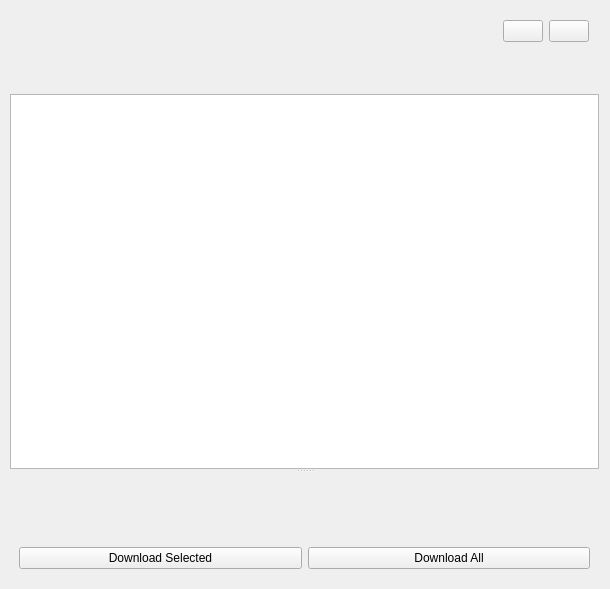
Old version of the form sVanilla/src/ClientUi/VideoList/VideoWidget.ui in the repository WangPengZhan/sVanilla.
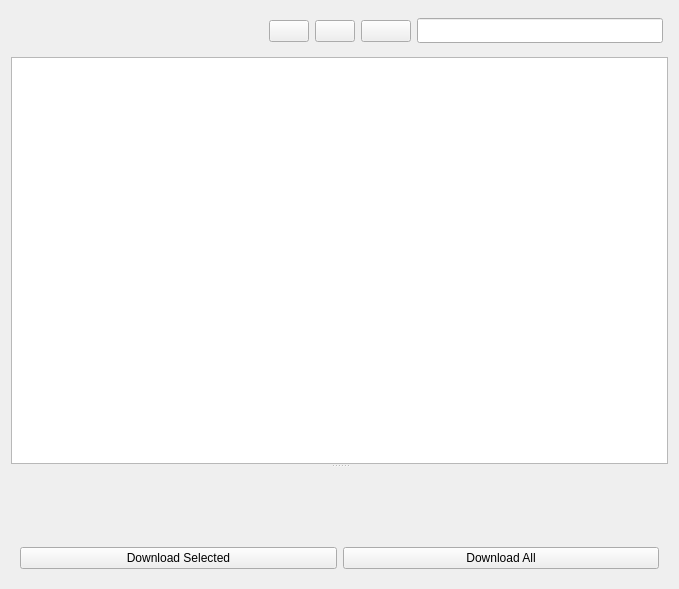
New version of the form. Icons and pictures are not drawn. Custom widgets are drawn as their Qt base class.

```diff
--- a/sVanilla/src/ClientUi/VideoList/VideoWidget.ui
+++ b/sVanilla/src/ClientUi/VideoList/VideoWidget.ui
@@ -6,79 +6,11 @@
    <rect>
     <x>0</x>
     <y>0</y>
-    <width>610</width>
+    <width>679</width>
     <height>589</height>
    </rect>
   </property>
   <layout class="QVBoxLayout" name="verticalLayout">
-   <property name="leftMargin">
-    <number>10</number>
-   </property>
-   <property name="topMargin">
-    <number>10</number>
-   </property>
-   <item>
-    <widget class="QWidget" name="widget" native="true">
-     <layout class="QHBoxLayout" name="horizontalLayout_3">
-      <property name="leftMargin">
-       <number>10</number>
-      </property>
-      <property name="topMargin">
-       <number>10</number>
-      </property>
-      <property name="rightMargin">
-       <number>10</number>
-      </property>
-      <property name="bottomMargin">
-       <number>5</number>
-      </property>
-      <item>
-       <widget class="::SearchLineEdit" name="lineEditSearch" native="true">
-        <property name="sizePolicy">
-         <sizepolicy hsizetype="Expanding" vsizetype="Fixed">
-          <horstretch>0</horstretch>
-          <verstretch>0</verstretch>
-         </sizepolicy>
-        </property>
-        <property name="minimumSize">
-         <size>
-          <width>400</width>
-          <height>20</height>
-         </size>
-        </property>
-       </widget>
-      </item>
-      <item>
-       <widget class="QPushButton" name="btnClipboard">
-        <property name="text">
-         <string/>
-        </property>
-        <property name="icon">
-         <iconset resource="../../../resource/sVanilla.qrc">
-          <normaloff>:/icon/home/clipboard.svg</normaloff>:/icon/home/clipboard.svg</iconset>
-        </property>
-        <property name="_vanillaStyle_Patch" stdset="0">
-         <string>CleanButtonPatch</string>
-        </property>
-       </widget>
-      </item>
-      <item>
-       <widget class="QPushButton" name="btnHistory">
-        <property name="text">
-         <string/>
-        </property>
-        <property name="icon">
-         <iconset resource="../../../resource/sVanilla.qrc">
-          <normaloff>:/icon/home/history.svg</normaloff>:/icon/home/history.svg</iconset>
-        </property>
-        <property name="_vanillaStyle_Patch" stdset="0">
-         <string>CleanButtonPatch</string>
-        </property>
-       </widget>
-      </item>
-     </layout>
-    </widget>
-   </item>
    <item>
     <widget class="QWidget" name="switchBtnWidget" native="true">
      <property name="sizePolicy">
@@ -87,18 +19,27 @@
        <verstretch>0</verstretch>
       </sizepolicy>
      </property>
+     <property name="minimumSize">
+      <size>
+       <width>0</width>
+       <height>40</height>
+      </size>
+     </property>
+     <property name="maximumSize">
+      <size>
+       <width>16777215</width>
+       <height>40</height>
+      </size>
+     </property>
      <layout class="QHBoxLayout" name="horizontalLayout_2">
-      <property name="spacing">
-       <number>10</number>
-      </property>
       <property name="leftMargin">
-       <number>10</number>
+       <number>5</number>
       </property>
       <property name="topMargin">
-       <number>10</number>
+       <number>5</number>
       </property>
       <property name="rightMargin">
-       <number>0</number>
+       <number>5</number>
       </property>
       <property name="bottomMargin">
        <number>5</number>
@@ -106,20 +47,10 @@
       <item>
        <widget class="Vanilla::ToggleButton" name="btnSwitch" native="true"/>
       </item>
-      <item>
-       <widget class="DownloadCount" name="widgetDownloadCount" native="true"/>
-      </item>
-      <item>
-       <widget class="QLabel" name="labelPlaylistTitle">
-        <property name="text">
-         <string/>
-        </property>
-       </widget>
-      </item>
       <item>
        <spacer name="horizontalSpacer">
         <property name="orientation">
-         <enum>Qt::Orientation::Horizontal</enum>
+         <enum>Qt::Horizontal</enum>
         </property>
         <property name="sizeHint" stdset="0">
          <size>
@@ -129,6 +60,76 @@
         </property>
        </spacer>
       </item>
+      <item>
+       <widget class="QPushButton" name="btnHistory">
+        <property name="text">
+         <string/>
+        </property>
+        <property name="icon">
+         <iconset resource="../../../resource/sVanilla.qrc">
+          <normaloff>:/icon/home/history.svg</normaloff>:/icon/home/history.svg</iconset>
+        </property>
+        <property name="_vanillaStyle_Patch" stdset="0">
+         <string>CleanButtonPatch</string>
+        </property>
+       </widget>
+      </item>
+      <item>
+       <widget class="QPushButton" name="btnClipboard">
+        <property name="text">
+         <string/>
+        </property>
+        <property name="icon">
+         <iconset resource="../../../resource/sVanilla.qrc">
+          <normaloff>:/icon/home/clipboard.svg</normaloff>:/icon/home/clipboard.svg</iconset>
+        </property>
+        <property name="_vanillaStyle_Patch" stdset="0">
+         <string>CleanButtonPatch</string>
+        </property>
+       </widget>
+      </item>
+      <item>
+       <widget class="QPushButton" name="btnAddLink">
+        <property name="minimumSize">
+         <size>
+          <width>50</width>
+          <height>0</height>
+         </size>
+        </property>
+        <property name="text">
+         <string/>
+        </property>
+        <property name="icon">
+         <iconset resource="../../../resource/sVanilla.qrc">
+          <normaloff>:/icon/video/addlink.svg</normaloff>:/icon/video/addlink.svg</iconset>
+        </property>
+        <property name="_vanillaStyle_Patch" stdset="0">
+         <string>CustomIconColorButtonPatch</string>
+        </property>
+       </widget>
+      </item>
+      <item>
+       <widget class="::SearchLineEdit" name="lineEditSearch">
+        <property name="sizePolicy">
+         <sizepolicy hsizetype="MinimumExpanding" vsizetype="Fixed">
+          <horstretch>0</horstretch>
+          <verstretch>0</verstretch>
+         </sizepolicy>
+        </property>
+        <property name="minimumSize">
+         <size>
+          <width>100</width>
+          <height>25</height>
+         </size>
+        </property>
+        <property name="maximumSize">
+         <size>
+          <width>16777215</width>
+          <height>25</height>
+         </size>
+        </property>
+       </widget>
+      </item>
      </layout>
     </widget>
    </item>
@@ -151,38 +152,38 @@
        </sizepolicy>
       </property>
       <property name="orientation">
-       <enum>Qt::Orientation::Vertical</enum>
+       <enum>Qt::Vertical</enum>
       </property>
       <widget class="::VideoGridWidget" name="videoGridWidget">
        <property name="sizePolicy">
-        <sizepolicy hsizetype="Preferred" vsizetype="Preferred">
+        <sizepolicy hsizetype="Expanding" vsizetype="Expanding">
          <horstretch>0</horstretch>
          <verstretch>0</verstretch>
         </sizepolicy>
        </property>
        <property name="verticalScrollBarPolicy">
-        <enum>Qt::ScrollBarPolicy::ScrollBarAsNeeded</enum>
+        <enum>Qt::ScrollBarAsNeeded</enum>
        </property>
        <property name="horizontalScrollBarPolicy">
-        <enum>Qt::ScrollBarPolicy::ScrollBarAlwaysOff</enum>
+        <enum>Qt::ScrollBarAlwaysOff</enum>
        </property>
        <property name="verticalScrollMode">
-        <enum>QAbstractItemView::ScrollMode::ScrollPerPixel</enum>
+        <enum>QAbstractItemView::ScrollPerPixel</enum>
        </property>
        <property name="horizontalScrollMode">
-        <enum>QAbstractItemView::ScrollMode::ScrollPerPixel</enum>
+        <enum>QAbstractItemView::ScrollPerPixel</enum>
        </property>
        <property name="flow">
-        <enum>QListView::Flow::LeftToRight</enum>
+        <enum>QListView::LeftToRight</enum>
        </property>
        <property name="isWrapping" stdset="0">
         <bool>true</bool>
        </property>
        <property name="resizeMode">
-        <enum>QListView::ResizeMode::Adjust</enum>
+        <enum>QListView::Adjust</enum>
        </property>
        <property name="itemAlignment">
-        <set>Qt::AlignmentFlag::AlignHCenter</set>
+        <set>Qt::AlignHCenter</set>
        </property>
        <property name="_vanillaStyle_Patch" stdset="0">
         <string>WhiteBackgroundListWidgetPatch</string>
@@ -198,7 +199,7 @@
        </sizepolicy>
       </property>
       <property name="orientation">
-       <enum>Qt::Orientation::Vertical</enum>
+       <enum>Qt::Vertical</enum>
       </property>
       <widget class="::VideoListWidget" name="videoListWidget">
        <property name="sizePolicy">
@@ -208,18 +209,18 @@
         </sizepolicy>
        </property>
        <property name="verticalScrollBarPolicy">
-        <enum>Qt::ScrollBarPolicy::ScrollBarAsNeeded</enum>
+        <enum>Qt::ScrollBarAsNeeded</enum>
        </property>
        <property name="horizontalScrollBarPolicy">
-        <enum>Qt::ScrollBarPolicy::ScrollBarAlwaysOff</enum>
+        <enum>Qt::ScrollBarAlwaysOff</enum>
        </property>
        <property name="verticalScrollMode">
-        <enum>QAbstractItemView::ScrollMode::ScrollPerPixel</enum>
+        <enum>QAbstractItemView::ScrollPerPixel</enum>
        </property>
       </widget>
       <widget class="::VideoInfoWidget" name="videoListInfoWidget" native="true">
        <property name="sizePolicy">
-        <sizepolicy hsizetype="Expanding" vsizetype="Expanding">
+        <sizepolicy hsizetype="Preferred" vsizetype="Preferred">
          <horstretch>0</horstretch>
          <verstretch>0</verstretch>
         </sizepolicy>
@@ -276,15 +277,8 @@
   </customwidget>
   <customwidget>
    <class>::SearchLineEdit</class>
-   <extends>QWidget</extends>
+   <extends>QLineEdit</extends>
    <header>SUI/SearchLineEdit.h</header>
-   <container>1</container>
-  </customwidget>
-  <customwidget>
-   <class>DownloadCount</class>
-   <extends>QWidget</extends>
-   <header>SUI/DownloadCount.h</header>
-   <container>1</container>
   </customwidget>
  </customwidgets>
  <resources>
```
